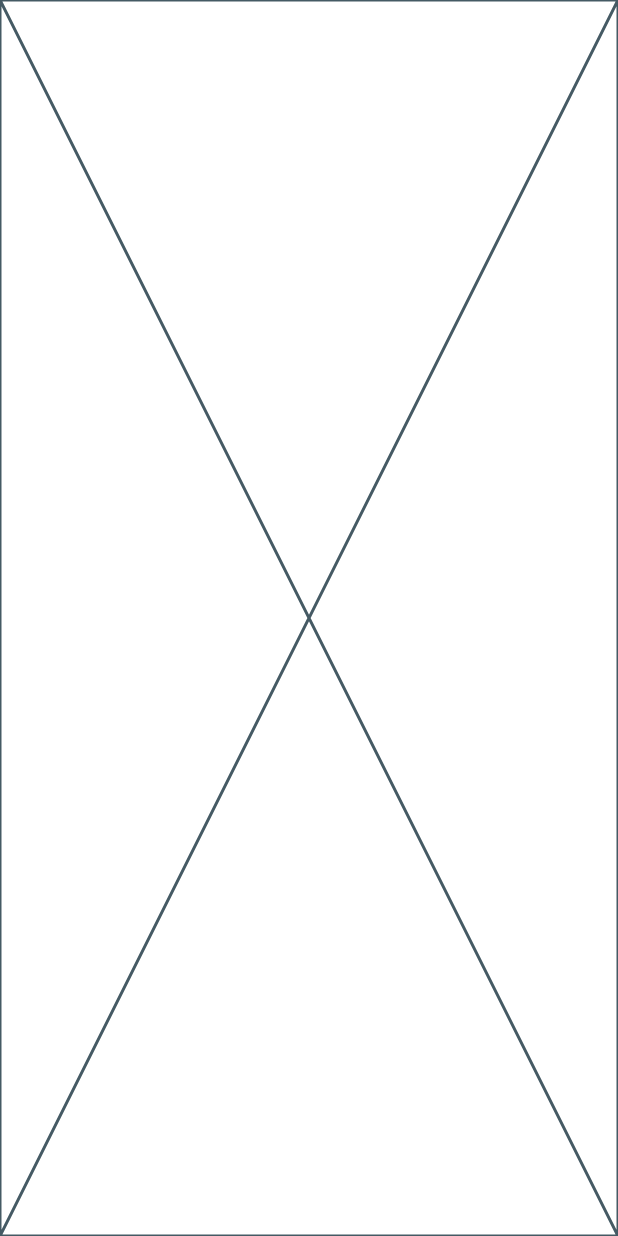
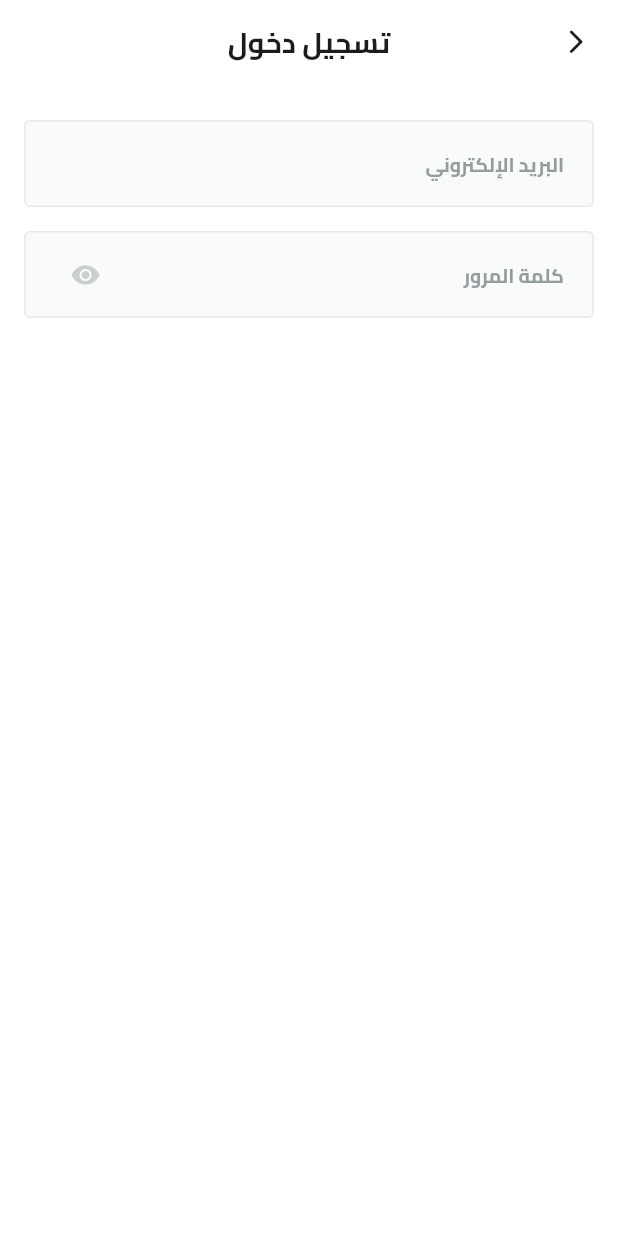
Before and after one commit to Kubbany/fruit-hub, a Flutter app: the screen it shows after launch, after a tap on "تخط", on a phone screen of 412 x 824 dp. Run offline on Flutter 3.47's test engine with Material 3 defaults, Android fonts, the phone set to English and light mode, and no system bars; our stand-ins replace shared_preferences; missing offline and left inert: svg_flutter; statements that could not run were skipped.

Commit message:
text fields finished

```diff
--- /dev/null
+++ b/lib/Core/utils/widgets/input_form_fields/password_form_field.dart
@@ -0,0 +1,52 @@
+import 'package:flutter/material.dart';
+import 'package:fruit_hub/Core/utils/widgets/input_form_fields/text_field_style.dart';
+
+class PasswordFormField extends StatefulWidget {
+  const PasswordFormField({super.key, required this.text, this.keyboardType});
+  final String text;
+  final TextInputType? keyboardType;
+
+  @override
+  State<PasswordFormField> createState() => _PasswordFormFieldState();
+}
+
+class _PasswordFormFieldState extends State<PasswordFormField> {
+  bool visible = false;
+  @override
+  Widget build(BuildContext context) {
+    return TextFormField(
+      obscureText: !visible,
+      keyboardType: widget.keyboardType ?? TextInputType.text,
+      style: TextFieldStyle.inputStyle,
+      decoration: InputDecoration(
+        suffixIcon: Padding(
+          padding: const EdgeInsets.only(
+            left: 17,
+          ),
+          child: IconButton(
+            onPressed: () {
+              visible = !visible;
+              setState(() {});
+            },
+            icon: Icon(
+              visible ? Icons.visibility_off : Icons.visibility,
+              size: 20,
+              color: const Color(0xFFC9CECF),
+            ),
+          ),
+        ),
+        contentPadding: TextFieldStyle.contentPadding,
+        hint: Text(
+          widget.text,
+          style: TextFieldStyle.hintStyle,
+        ),
+        fillColor: TextFieldStyle.fillColor,
+        filled: TextFieldStyle.filled,
+
+        enabledBorder: TextFieldStyle.border,
+        border: TextFieldStyle.border,
+        focusedBorder: TextFieldStyle.border,
+      ),
+    );
+  }
+}
--- /dev/null
+++ b/lib/Core/utils/widgets/input_form_fields/text_field_style.dart
@@ -0,0 +1,30 @@
+import 'package:flutter/material.dart';
+import 'package:fruit_hub/Core/utils/app_text_styles.dart';
+
+abstract class TextFieldStyle {
+  static const hintStyle = TextStyle(
+    color: Color(0xFF949D9E),
+    fontSize: 13,
+    fontWeight: FontWeight.bold,
+  );
+
+  static const filled = true;
+
+  static const fillColor = Color(0xFFF9FAFA);
+
+  static const inputStyle = TextStyles.semiBold16;
+
+  static const contentPadding = EdgeInsets.symmetric(
+    horizontal: 16,
+    vertical: 17,
+  );
+
+  static const OutlineInputBorder border = OutlineInputBorder(
+    borderSide: BorderSide(
+      color: Color(0xFFE6E9EA),
+    ),
+    borderRadius: BorderRadius.all(
+      Radius.circular(4),
+    ),
+  );
+}
--- /dev/null
+++ b/lib/Core/utils/widgets/input_form_fields/text_input_form_field.dart
@@ -0,0 +1,28 @@
+import 'package:flutter/material.dart';
+import 'package:fruit_hub/Core/utils/widgets/input_form_fields/text_field_style.dart';
+
+class TextInputFormField extends StatelessWidget {
+  const TextInputFormField({super.key, required this.text, this.keyboardType});
+  final String text;
+  final TextInputType? keyboardType;
+  @override
+  Widget build(BuildContext context) {
+    return TextFormField(
+      keyboardType: keyboardType ?? TextInputType.text,
+      style: TextFieldStyle.inputStyle,
+      decoration: InputDecoration(
+        contentPadding: TextFieldStyle.contentPadding,
+        hint: Text(
+          text,
+          style: TextFieldStyle.hintStyle,
+        ),
+        fillColor: TextFieldStyle.fillColor,
+        filled: TextFieldStyle.filled,
+
+        enabledBorder: TextFieldStyle.border,
+        border: TextFieldStyle.border,
+        focusedBorder: TextFieldStyle.border,
+      ),
+    );
+  }
+}
--- a/lib/Features/auth/presentation/view/login_view.dart
+++ b/lib/Features/auth/presentation/view/login_view.dart
@@ -1,11 +1,32 @@
 import 'package:flutter/material.dart';
+import 'package:fruit_hub/Core/utils/app_text_styles.dart';
 import 'package:fruit_hub/Core/utils/constants/strings.dart';
+import 'package:fruit_hub/Features/auth/presentation/widgets/login_view_body.dart';
 
 class LoginView extends StatelessWidget {
   const LoginView({super.key});
   static const String routeName = AppStrings.loginView;
   @override
   Widget build(BuildContext context) {
-    return const Placeholder();
+    return Scaffold(
+      appBar: AppBar(
+        backgroundColor: Colors.white,
+        leading: IconButton(
+          onPressed: () {
+            Navigator.pop(context);
+          },
+          icon: const Icon(
+            Icons.arrow_back_ios_new_rounded,
+            size: 19,
+          ),
+        ),
+        title: const Text(
+          'تسجيل دخول',
+          style: TextStyles.bold19,
+        ),
+        centerTitle: true,
+      ),
+      body: const LoginViewBody(),
+    );
   }
 }
--- /dev/null
+++ b/lib/Features/auth/presentation/widgets/login_view_body.dart
@@ -0,0 +1,34 @@
+import 'package:flutter/material.dart';
+import 'package:fruit_hub/Core/utils/widgets/input_form_fields/password_form_field.dart';
+import 'package:fruit_hub/Core/utils/widgets/input_form_fields/text_input_form_field.dart';
+
+class LoginViewBody extends StatelessWidget {
+  const LoginViewBody({super.key});
+
+  @override
+  Widget build(BuildContext context) {
+    return const Padding(
+      padding: EdgeInsets.symmetric(
+        horizontal: 16,
+      ),
+      child: Column(
+        children: <Widget>[
+          SizedBox(
+            height: 24,
+          ),
+          TextInputFormField(
+            text: 'البريد الإلكتروني',
+            keyboardType: TextInputType.emailAddress,
+          ),
+          SizedBox(
+            height: 16,
+          ),
+          PasswordFormField(
+            text: 'كلمة المرور',
+            keyboardType: TextInputType.visiblePassword,
+          ),
+        ],
+      ),
+    );
+  }
+}
--- a/lib/Features/on_boarding/domain/entities/on_boarding_item_entity.dart
+++ b/lib/Features/on_boarding/domain/entities/on_boarding_item_entity.dart
@@ -23,12 +23,7 @@ class OnBoardingItemEntity {
       title: Text.rich(
         TextSpan(
           children: <TextSpan>[
-            TextSpan(
-              text: 'مرحباً بك في ',
-              style: TextStyles.bold23.copyWith(
-                color: AppColors.headerColor,
-              ),
-            ),
+            const TextSpan(text: 'مرحباً بك في ', style: TextStyles.bold23),
             TextSpan(
               text: 'Fruit',
               style: TextStyles.bold23.copyWith(
@@ -45,16 +40,14 @@ class OnBoardingItemEntity {
         ),
       ),
     ),
-    OnBoardingItemEntity(
+    const OnBoardingItemEntity(
       backgroundImage: Assets.imagesPageViewItem2BackgroundImage,
       image: Assets.imagesPageViewItem2Image,
       subtitle:
           'نقدم لك أفضل الفواكه المختارة بعناية. اطلع على التفاصيل والصور والتقييمات لتتأكد من اختيار الفاكهة المثالية',
       title: Text(
         'ابحث وتسوق',
-        style: TextStyles.bold23.copyWith(
-          color: AppColors.headerColor,
-        ),
+        style: TextStyles.bold23,
       ),
     ),
   ];
--- a/lib/main.dart
+++ b/lib/main.dart
@@ -2,6 +2,7 @@ import 'package:flutter/material.dart';
 import 'package:flutter_localizations/flutter_localizations.dart';
 import 'package:fruit_hub/Core/helper/on_generate_route.dart';
 import 'package:fruit_hub/Core/services/prefs.dart';
+import 'package:fruit_hub/Core/utils/constants/colors.dart';
 import 'package:fruit_hub/Features/splash/presentation/view/splash_view.dart';
 import 'package:fruit_hub/generated/l10n.dart';
 
@@ -22,6 +23,7 @@ class FruitHub extends StatelessWidget {
       initialRoute: SplashView.routeName,
       theme: ThemeData(
         fontFamily: 'Cairo',
+        primaryColor: AppColors.headerColor,
         scaffoldBackgroundColor: Colors.white,
       ),
       localizationsDelegates: <LocalizationsDelegate<dynamic>>[
```
